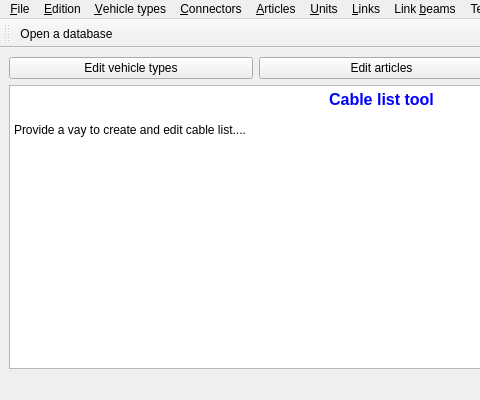
First picture: the form in tools/mdtcablelist/src/mdtClMainWindow.ui, repository scandyna/multidiagtools, before the edit; both pictures show x 0 to 480 and y 0 to 400 of the 763 by 400 pixel window.
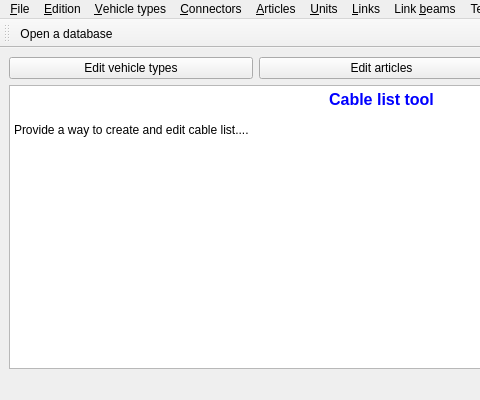
Second picture: the form after the edit. Icons and pictures are not drawn.

```diff
--- a/tools/mdtcablelist/src/mdtClMainWindow.ui
+++ b/tools/mdtcablelist/src/mdtClMainWindow.ui
@@ -48,10 +48,10 @@
        <string>&lt;!DOCTYPE HTML PUBLIC &quot;-//W3C//DTD HTML 4.0//EN&quot; &quot;http://www.w3.org/TR/REC-html40/strict.dtd&quot;&gt;
 &lt;html&gt;&lt;head&gt;&lt;meta name=&quot;qrichtext&quot; content=&quot;1&quot; /&gt;&lt;style type=&quot;text/css&quot;&gt;
 p, li { white-space: pre-wrap; }
-&lt;/style&gt;&lt;/head&gt;&lt;body style=&quot; font-family:'Sans Serif'; font-size:9pt; font-weight:400; font-style:normal;&quot;&gt;
+&lt;/style&gt;&lt;/head&gt;&lt;body style=&quot; font-family:'Sans Serif'; font-size:10pt; font-weight:400; font-style:normal;&quot;&gt;
 &lt;p align=&quot;center&quot; style=&quot; margin-top:0px; margin-bottom:0px; margin-left:0px; margin-right:0px; -qt-block-indent:0; text-indent:0px;&quot;&gt;&lt;span style=&quot; font-size:12pt; font-weight:600; color:#0000ff;&quot;&gt;Cable list tool&lt;/span&gt;&lt;/p&gt;
-&lt;p style=&quot;-qt-paragraph-type:empty; margin-top:0px; margin-bottom:0px; margin-left:0px; margin-right:0px; -qt-block-indent:0; text-indent:0px;&quot;&gt;&lt;br /&gt;&lt;/p&gt;
-&lt;p style=&quot; margin-top:0px; margin-bottom:0px; margin-left:0px; margin-right:0px; -qt-block-indent:0; text-indent:0px;&quot;&gt;Provide a vay to create and edit cable list....&lt;/p&gt;&lt;/body&gt;&lt;/html&gt;</string>
+&lt;p style=&quot;-qt-paragraph-type:empty; margin-top:0px; margin-bottom:0px; margin-left:0px; margin-right:0px; -qt-block-indent:0; text-indent:0px; font-size:9pt;&quot;&gt;&lt;br /&gt;&lt;/p&gt;
+&lt;p style=&quot; margin-top:0px; margin-bottom:0px; margin-left:0px; margin-right:0px; -qt-block-indent:0; text-indent:0px;&quot;&gt;&lt;span style=&quot; font-size:9pt;&quot;&gt;Provide a way to create and edit cable list....&lt;/span&gt;&lt;/p&gt;&lt;/body&gt;&lt;/html&gt;</string>
       </property>
      </widget>
     </item>
```
Left out of the diff: 14 changed lines with no effect on the pictures.
